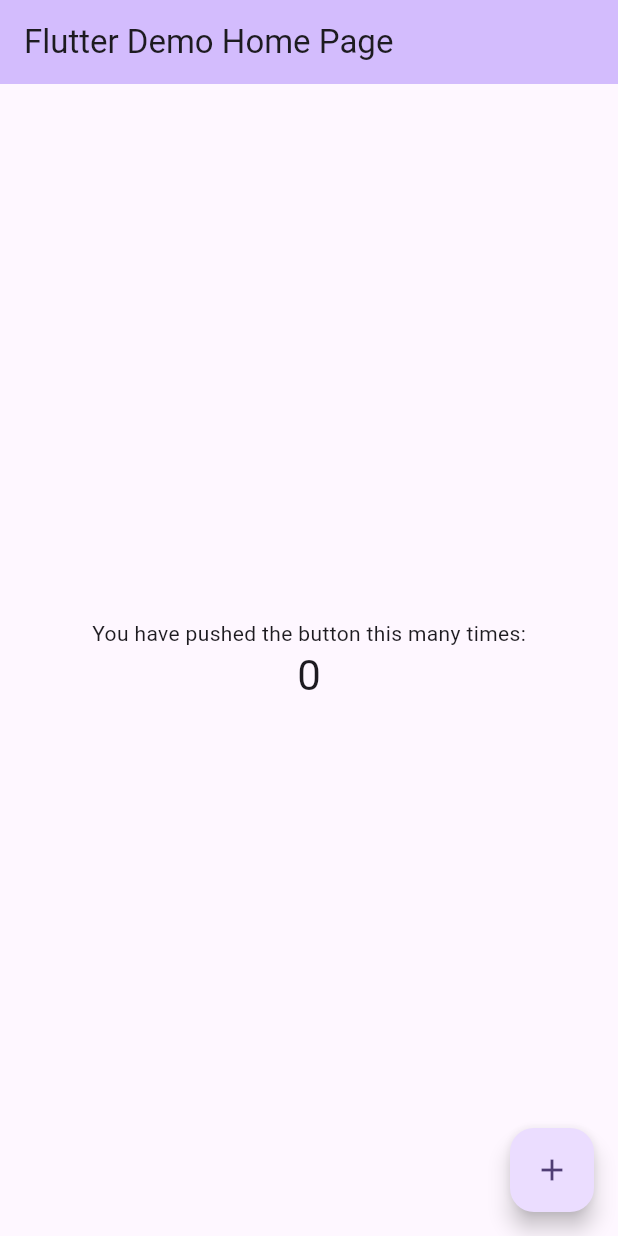
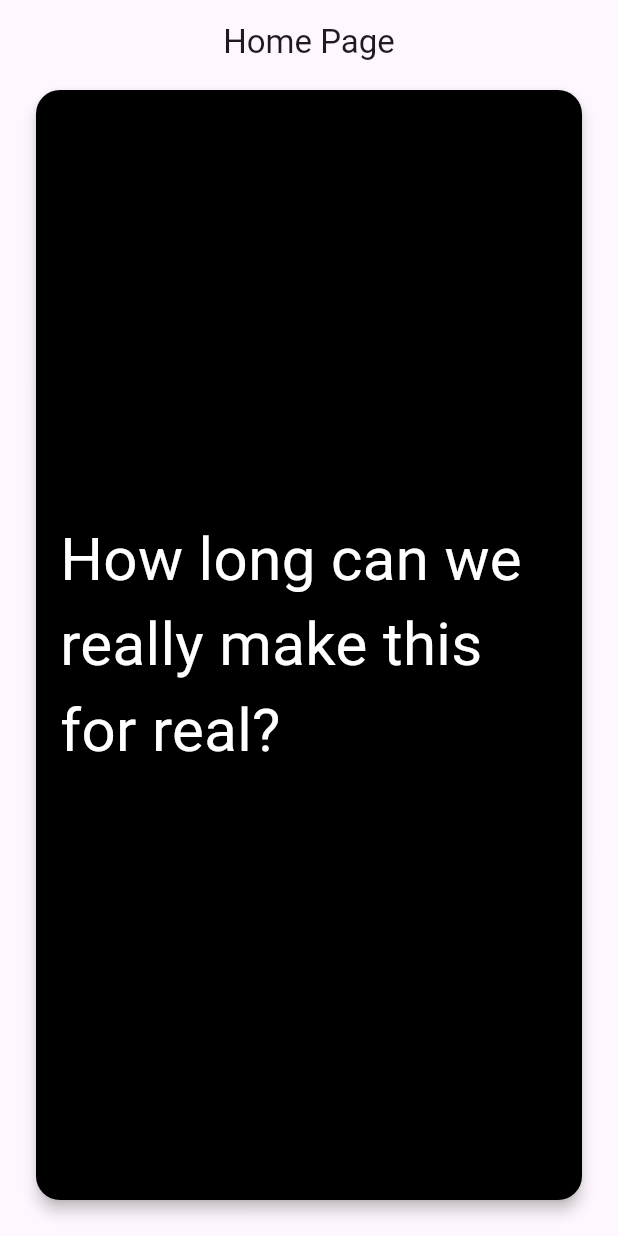
Before and after one commit to Tortillachief/Deep, a Flutter app: the screen it shows after launch, on a phone screen of 412 x 824 dp. Run offline on Flutter 3.47's test engine with Material 3 defaults, Android fonts, the phone set to English and light mode, and no system bars.

Commit message:
Get card up and running.

```diff
--- /dev/null
+++ b/lib/game_card.dart
@@ -0,0 +1,77 @@
+import 'package:flutter/material.dart';
+
+class GameCard extends StatelessWidget {
+  final String description;
+  final double paddingVal = 20;
+  final GameCardConfig config;
+
+  const GameCard({
+    super.key,
+    required this.description,
+    required this.config,
+  });
+
+  @override
+  Widget build(BuildContext context) {
+    return Expanded(
+      child: Padding(
+        padding: EdgeInsets.only(
+            bottom: paddingVal, left: paddingVal, right: paddingVal),
+        child: Card(
+          color: config.backgroundColor,
+          elevation: 4,
+          shape: RoundedRectangleBorder(
+            borderRadius: BorderRadius.circular(16),
+          ),
+          child: Padding(
+            padding: const EdgeInsets.all(16.0), // Add padding inside the Card
+            child: Center(
+              child: Text(
+                description,
+                style: TextStyle(fontSize: 40, color: config.textColor),
+              ),
+            ),
+          ),
+        ),
+      ),
+    );
+  }
+}
+
+class GameCardConfig {
+  final Color textColor;
+  final Color backgroundColor;
+
+  const GameCardConfig({
+    this.textColor = Colors.black,
+    this.backgroundColor = Colors.white,
+  });
+
+  static const GameCardConfig icebreaker = GameCardConfig(
+    textColor: Colors.black,
+    backgroundColor: Colors.white,
+  );
+
+  static const GameCardConfig confession = GameCardConfig(
+    textColor: Colors.black,
+    backgroundColor: Colors.grey,
+  );
+
+  static const GameCardConfig deep = GameCardConfig(
+    textColor: Colors.white,
+    backgroundColor: Colors.black,
+  );
+}
+
+enum GameCardType { icebreaker, confession, deep }
+
+GameCardConfig getConfigForType(GameCardType type) {
+  switch (type) {
+    case GameCardType.icebreaker:
+      return GameCardConfig.icebreaker;
+    case GameCardType.confession:
+      return GameCardConfig.confession;
+    case GameCardType.deep:
+      return GameCardConfig.deep;
+  }
+}
--- a/lib/main.dart
+++ b/lib/main.dart
@@ -1,4 +1,5 @@
 import 'package:flutter/material.dart';
+import 'package:deep/game_card.dart';
 
 void main() {
   runApp(const MyApp());
@@ -7,119 +8,38 @@ void main() {
 class MyApp extends StatelessWidget {
   const MyApp({super.key});
 
-  // This widget is the root of your application.
   @override
   Widget build(BuildContext context) {
     return MaterialApp(
-      title: 'Flutter Demo',
+      title: 'Deep',
       theme: ThemeData(
-        // This is the theme of your application.
-        //
-        // TRY THIS: Try running your application with "flutter run". You'll see
-        // the application has a purple toolbar. Then, without quitting the app,
-        // try changing the seedColor in the colorScheme below to Colors.green
-        // and then invoke "hot reload" (save your changes or press the "hot
-        // reload" button in a Flutter-supported IDE, or press "r" if you used
-        // the command line to start the app).
-        //
-        // Notice that the counter didn't reset back to zero; the application
-        // state is not lost during the reload. To reset the state, use hot
-        // restart instead.
-        //
-        // This works for code too, not just values: Most code changes can be
-        // tested with just a hot reload.
-        colorScheme: ColorScheme.fromSeed(seedColor: Colors.deepPurple),
         useMaterial3: true,
       ),
-      home: const MyHomePage(title: 'Flutter Demo Home Page'),
+      home: const HomePage(),
     );
   }
 }
 
-class MyHomePage extends StatefulWidget {
-  const MyHomePage({super.key, required this.title});
-
-  // This widget is the home page of your application. It is stateful, meaning
-  // that it has a State object (defined below) that contains fields that affect
-  // how it looks.
-
-  // This class is the configuration for the state. It holds the values (in this
-  // case the title) provided by the parent (in this case the App widget) and
-  // used by the build method of the State. Fields in a Widget subclass are
-  // always marked "final".
-
-  final String title;
+class HomePage extends StatefulWidget {
+  const HomePage({super.key});
 
   @override
-  State<MyHomePage> createState() => _MyHomePageState();
+  State<HomePage> createState() => _HomePageState();
 }
 
-class _MyHomePageState extends State<MyHomePage> {
-  int _counter = 0;
-
-  void _incrementCounter() {
-    setState(() {
-      // This call to setState tells the Flutter framework that something has
-      // changed in this State, which causes it to rerun the build method below
-      // so that the display can reflect the updated values. If we changed
-      // _counter without calling setState(), then the build method would not be
-      // called again, and so nothing would appear to happen.
-      _counter++;
-    });
-  }
+class _HomePageState extends State<HomePage> {
+  final GameCardConfig config = const GameCardConfig();
 
   @override
   Widget build(BuildContext context) {
-    // This method is rerun every time setState is called, for instance as done
-    // by the _incrementCounter method above.
-    //
-    // The Flutter framework has been optimized to make rerunning build methods
-    // fast, so that you can just rebuild anything that needs updating rather
-    // than having to individually change instances of widgets.
     return Scaffold(
       appBar: AppBar(
-        // TRY THIS: Try changing the color here to a specific color (to
-        // Colors.amber, perhaps?) and trigger a hot reload to see the AppBar
-        // change color while the other colors stay the same.
-        backgroundColor: Theme.of(context).colorScheme.inversePrimary,
-        // Here we take the value from the MyHomePage object that was created by
-        // the App.build method, and use it to set our appbar title.
-        title: Text(widget.title),
+        title: const Text('Home Page'),
+        centerTitle: true,
       ),
-      body: Center(
-        // Center is a layout widget. It takes a single child and positions it
-        // in the middle of the parent.
-        child: Column(
-          // Column is also a layout widget. It takes a list of children and
-          // arranges them vertically. By default, it sizes itself to fit its
-          // children horizontally, and tries to be as tall as its parent.
-          //
-          // Column has various properties to control how it sizes itself and
-          // how it positions its children. Here we use mainAxisAlignment to
-          // center the children vertically; the main axis here is the vertical
-          // axis because Columns are vertical (the cross axis would be
-          // horizontal).
-          //
-          // TRY THIS: Invoke "debug painting" (choose the "Toggle Debug Paint"
-          // action in the IDE, or press "p" in the console), to see the
-          // wireframe for each widget.
-          mainAxisAlignment: MainAxisAlignment.center,
-          children: <Widget>[
-            const Text(
-              'You have pushed the button this many times:',
-            ),
-            Text(
-              '$_counter',
-              style: Theme.of(context).textTheme.headlineMedium,
-            ),
-          ],
-        ),
+      body: Column(
+        children: [GameCard(description: "How long can we really make this for real?", config: getConfigForType(GameCardType.deep))],
       ),
-      floatingActionButton: FloatingActionButton(
-        onPressed: _incrementCounter,
-        tooltip: 'Increment',
-        child: const Icon(Icons.add),
-      ), // This trailing comma makes auto-formatting nicer for build methods.
     );
   }
 }
```
